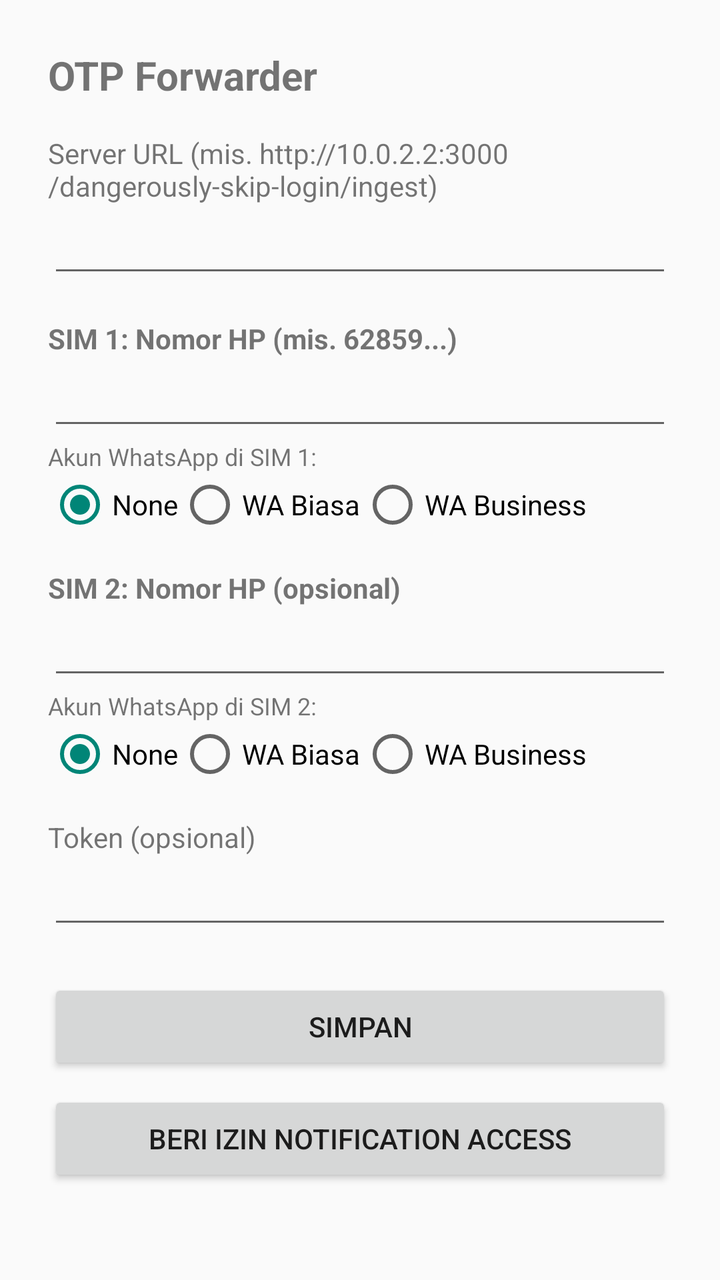
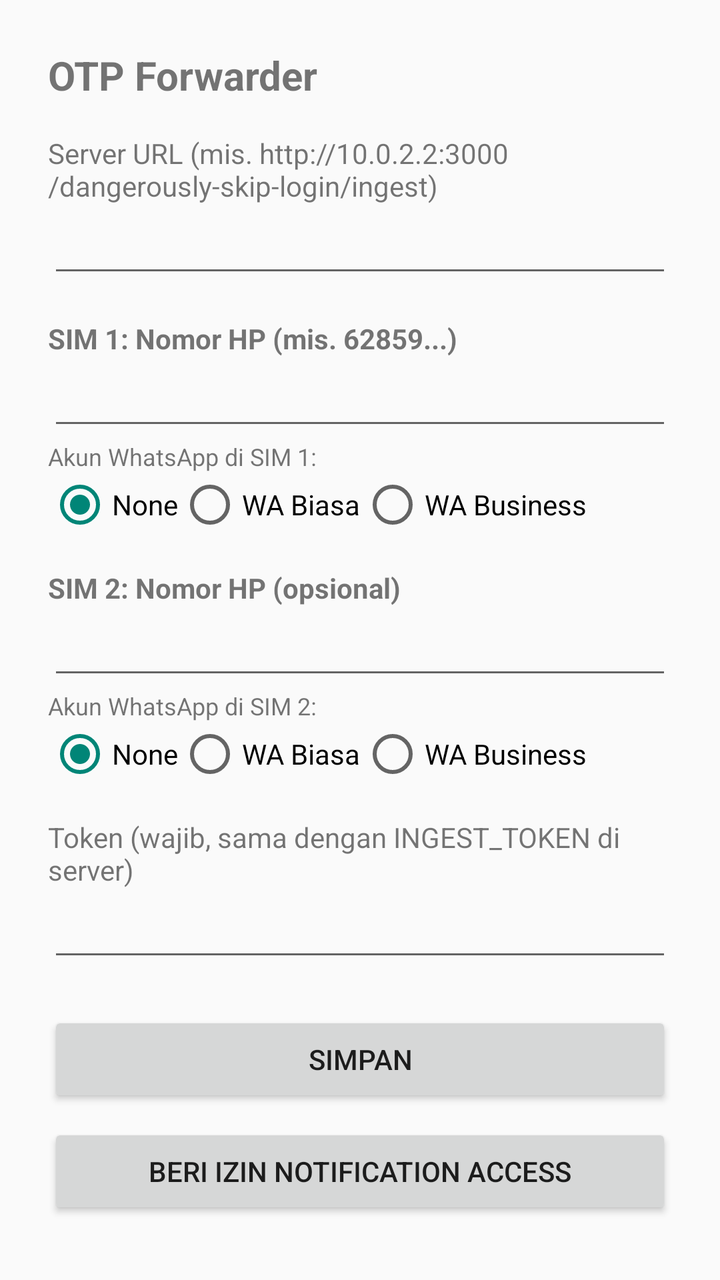

The first picture is an Android layout as it rendered before a commit; the second is the same layout after the commit. The layout source and the unified diff follow.
<!-- AndroidManifest.xml: application theme Theme.AppCompat.Light -->
<!-- res/layout/activity_main.xml -->
<?xml version="1.0" encoding="utf-8"?>
<ScrollView xmlns:android="http://schemas.android.com/apk/res/android"
    android:layout_width="match_parent"
    android:layout_height="match_parent"
    android:fillViewport="true">

    <LinearLayout
        android:layout_width="match_parent"
        android:layout_height="wrap_content"
        android:orientation="vertical"
        android:padding="24dp">

        <TextView
            android:layout_width="match_parent"
            android:layout_height="wrap_content"
            android:text="OTP Forwarder"
            android:textSize="20sp"
            android:textStyle="bold"
            android:paddingBottom="16dp" />

        <TextView
            android:layout_width="match_parent"
            android:layout_height="wrap_content"
            android:text="Server URL (mis. http://10.0.2.2:3000/dangerously-skip-login/ingest)" />

        <EditText
            android:id="@+id/serverUrl"
            android:layout_width="match_parent"
            android:layout_height="wrap_content"
            android:inputType="textUri" />

        
        <TextView
            android:layout_width="match_parent"
            android:layout_height="wrap_content"
            android:text="SIM 1: Nomor HP (mis. 62859...)"
            android:textStyle="bold"
            android:paddingTop="16dp" />

        <EditText
            android:id="@+id/phone1"
            android:layout_width="match_parent"
            android:layout_height="wrap_content"
            android:inputType="phone" />

        <TextView
            android:layout_width="match_parent"
            android:layout_height="wrap_content"
            android:text="Akun WhatsApp di SIM 1:"
            android:textSize="12sp" />

        <RadioGroup
            android:id="@+id/waGroup1"
            android:layout_width="match_parent"
            android:layout_height="wrap_content"
            android:orientation="horizontal">
            
            <RadioButton
                android:id="@+id/waNone1"
                android:layout_width="wrap_content"
                android:layout_height="wrap_content"
                android:text="None"
                android:checked="true" />
                
            <RadioButton
                android:id="@+id/waPersonal1"
                android:layout_width="wrap_content"
                android:layout_height="wrap_content"
                android:text="WA Biasa" />
                
            <RadioButton
                android:id="@+id/waBiz1"
                android:layout_width="wrap_content"
                android:layout_height="wrap_content"
                android:text="WA Business" />
        </RadioGroup>


        
        <TextView
            android:layout_width="match_parent"
            android:layout_height="wrap_content"
            android:text="SIM 2: Nomor HP (opsional)"
            android:textStyle="bold"
            android:paddingTop="16dp" />

        <EditText
            android:id="@+id/phone2"
            android:layout_width="match_parent"
            android:layout_height="wrap_content"
            android:inputType="phone" />

        <TextView
            android:layout_width="match_parent"
            android:layout_height="wrap_content"
            android:text="Akun WhatsApp di SIM 2:"
            android:textSize="12sp" />

        <RadioGroup
            android:id="@+id/waGroup2"
            android:layout_width="match_parent"
            android:layout_height="wrap_content"
            android:orientation="horizontal">
            
            <RadioButton
                android:id="@+id/waNone2"
                android:layout_width="wrap_content"
                android:layout_height="wrap_content"
                android:text="None"
                android:checked="true" />
                
            <RadioButton
                android:id="@+id/waPersonal2"
                android:layout_width="wrap_content"
                android:layout_height="wrap_content"
                android:text="WA Biasa" />
                
            <RadioButton
                android:id="@+id/waBiz2"
                android:layout_width="wrap_content"
                android:layout_height="wrap_content"
                android:text="WA Business" />
        </RadioGroup>

        
        <TextView
            android:layout_width="match_parent"
            android:layout_height="wrap_content"
            android:text="Token (opsional)"
            android:paddingTop="16dp" />

        <EditText
            android:id="@+id/token"
            android:layout_width="match_parent"
            android:layout_height="wrap_content"
            android:inputType="text" />

        <Button
            android:id="@+id/save"
            android:layout_width="match_parent"
            android:layout_height="wrap_content"
            android:text="Simpan"
            android:layout_marginTop="20dp" />

        <Button
            android:id="@+id/grantAccess"
            android:layout_width="match_parent"
            android:layout_height="wrap_content"
            android:text="Beri Izin Notification Access"
            android:layout_marginTop="8dp" />

    </LinearLayout>
</ScrollView>
<!-- resources referenced by this layout -->
<resources>

</resources>

<!-- the commit's change to res/layout/activity_main.xml (unified diff, before → after) -->
@@ -126,7 +126,7 @@
         <TextView
             android:layout_width="match_parent"
             android:layout_height="wrap_content"
-            android:text="Token (opsional)"
+            android:text="Token (wajib, sama dengan INGEST_TOKEN di server)"
             android:paddingTop="16dp" />
 
         <EditText
